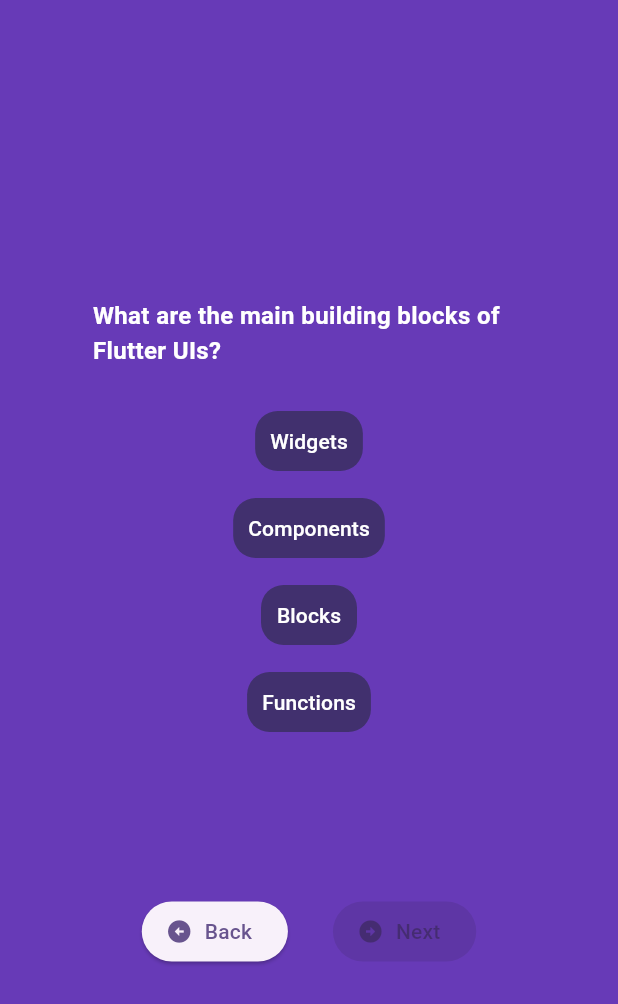
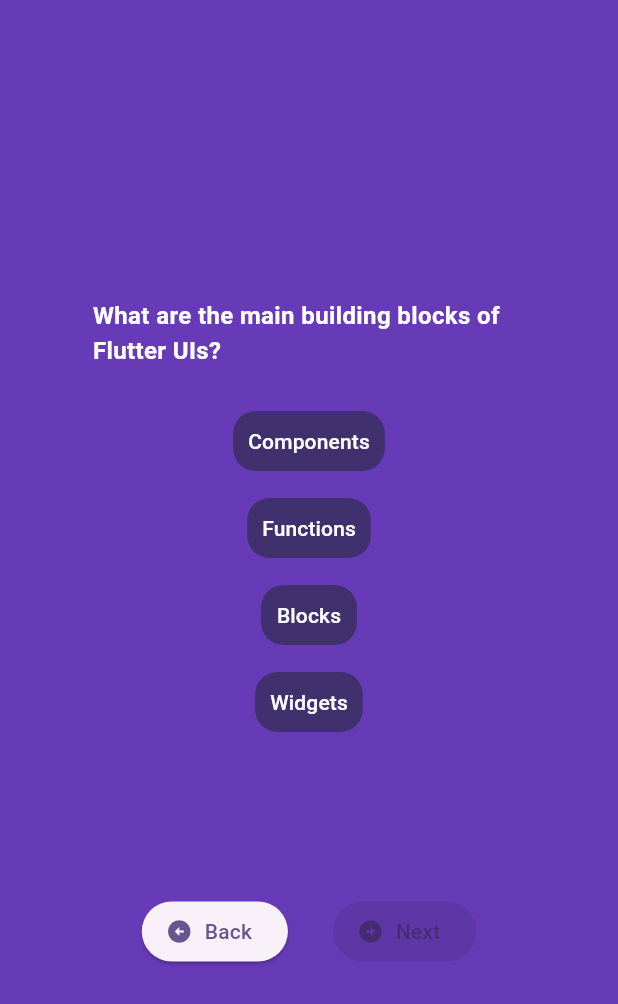
Before and after one commit to gayashan4lk/flutter_quiz_app, a Flutter app: the Quiz screen opened by its route, on a phone screen of 412 x 824 dp. Shown: the top 1004 px of the screen. Run offline on Flutter 3.47's test engine with Material 2 defaults, Android fonts, the phone set to English and light mode, and no system bars.

Commit message:
shuffle answers

```diff
--- a/lib/quiz.dart
+++ b/lib/quiz.dart
@@ -5,7 +5,9 @@ import 'widgets/answer_button.dart';
 import 'widgets/question_text.dart';
 
 class Quiz extends StatelessWidget {
-  const Quiz({super.key});
+  Quiz({super.key});
+
+  final shuffledAnsers = questions[0].answers.toList()..shuffle();
 
   @override
   Widget build(BuildContext context) {
@@ -20,7 +22,7 @@ class Quiz extends StatelessWidget {
             mainAxisAlignment: MainAxisAlignment.center,
             children: <Widget>[
               QuestionText(questions[0].question),
-              ...questions[0].answers.map((answer) => AnswerButton(answer.answer)),
+              ...shuffledAnsers.map((answer) => AnswerButton(answer.answer)),
               const SizedBox(height: 100),
               Row(
                 mainAxisAlignment: MainAxisAlignment.center,
```
